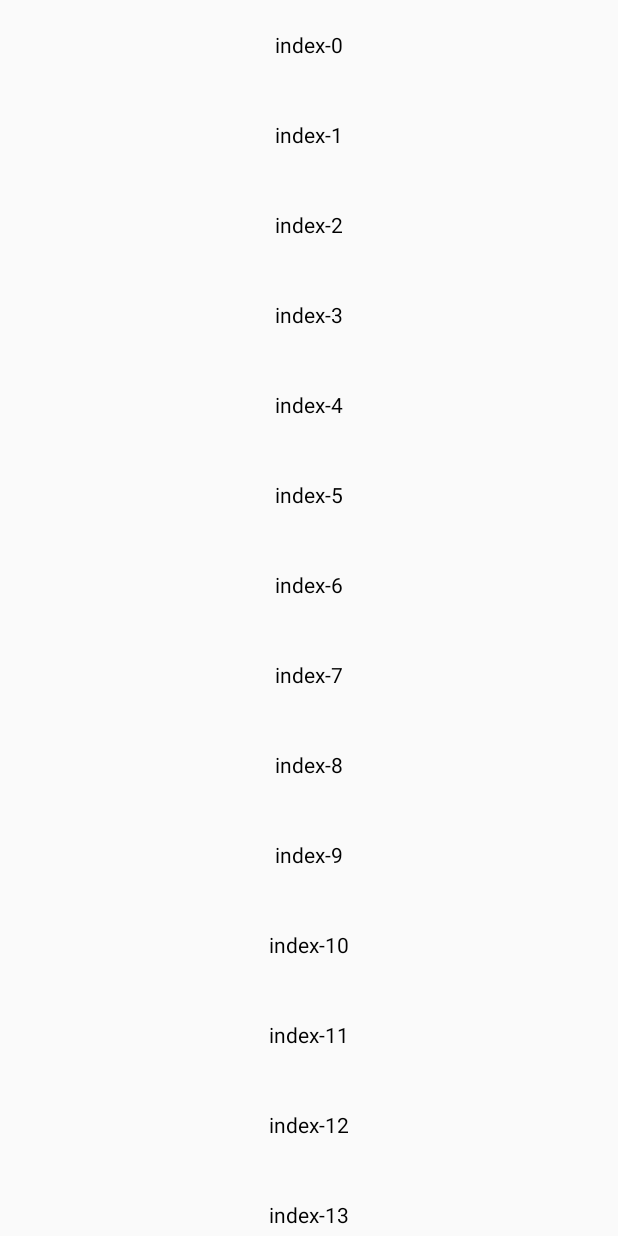
After one commit to jinanzhuan/AndroidSummary, an Android app: the ViewComponentActivity screen opened directly, with no data from a screen before it, on a phone screen of 412 x 824 dp. The commit adds this screen. Run offline under Robolectric (Android 15) with nearby library versions, the phone set to English and light mode, and no system bars; our stand-ins replace ButterKnife.

Commit message:
add view component.

```diff
--- a/app/src/main/AndroidManifest.xml
+++ b/app/src/main/AndroidManifest.xml
@@ -56,6 +56,7 @@
         <activity android:name=".android.animation.TweenAnimationIndexActivity" />
         <activity android:name=".android.animation.RotateAnimationActivity" />
         <activity android:name=".android.widget.recyclerview.GridLayoutManagerActivity" />
+        <activity android:name=".android.widget.viewcomponent.ViewComponentActivity" />
     </application>
 
 </manifest>
--- a/app/src/main/java/com/example/androidsummary/android/widget/WidgetIndexActivity.java
+++ b/app/src/main/java/com/example/androidsummary/android/widget/WidgetIndexActivity.java
@@ -7,6 +7,7 @@ import android.view.View;
 import com.example.androidsummary.R;
 import com.example.androidsummary.android.widget.progressbar.ProgressBarIndexActivity;
 import com.example.androidsummary.android.widget.recyclerview.RecyclerViewIndexActivity;
+import com.example.androidsummary.android.widget.viewcomponent.ViewComponentActivity;
 import com.example.androidsummary.base.BaseTitleActivity;
 
 public class WidgetIndexActivity extends BaseTitleActivity {
@@ -36,4 +37,8 @@ public class WidgetIndexActivity extends BaseTitleActivity {
     public void progressBar(View view) {
         ProgressBarIndexActivity.actionStart(mContext);
     }
+
+    public void viewComponent(View view) {
+        ViewComponentActivity.actionStart(mContext);
+    }
 }
--- /dev/null
+++ b/app/src/main/java/com/example/androidsummary/android/widget/viewcomponent/Container.java
@@ -0,0 +1,6 @@
+package com.example.androidsummary.android.widget.viewcomponent;
+
+public interface Container {
+    void showItem(String item);
+    boolean onBackPressed();
+}
--- /dev/null
+++ b/app/src/main/java/com/example/androidsummary/android/widget/viewcomponent/ItemListView.java
@@ -0,0 +1,47 @@
+package com.example.androidsummary.android.widget.viewcomponent;
+
+import android.content.Context;
+import android.util.AttributeSet;
+import android.view.View;
+import android.widget.AdapterView;
+import android.widget.ListView;
+
+import java.util.ArrayList;
+import java.util.List;
+
+
+public class ItemListView extends ListView {
+    public ItemListView(Context context) {
+        this(context, null);
+    }
+
+    public ItemListView(Context context, AttributeSet attrs) {
+        this(context, attrs, 0);
+    }
+
+    public ItemListView(Context context, AttributeSet attrs, int defStyleAttr) {
+        super(context, attrs, defStyleAttr);
+    }
+
+    @Override
+    protected void onFinishInflate() {
+        super.onFinishInflate();
+        MyListAdapter adapter = new MyListAdapter();
+        setAdapter(adapter);
+        List<String> data = new ArrayList<>();
+        for(int i = 0; i < 30; i++) {
+            data.add("index-"+i);
+        }
+        adapter.setData(data);
+        setOnItemClickListener(new OnItemClickListener() {
+            @Override
+            public void onItemClick(AdapterView<?> parent, View view, int position, long id) {
+                String item = adapter.getItem(position);
+                if(getContext() instanceof ViewComponentActivity) {
+                    Container container = ((ViewComponentActivity) getContext()).getContainer();
+                    container.showItem(item);
+                }
+            }
+        });
+    }
+}
--- /dev/null
+++ b/app/src/main/java/com/example/androidsummary/android/widget/viewcomponent/MyListAdapter.java
@@ -0,0 +1,56 @@
+package com.example.androidsummary.android.widget.viewcomponent;
+
+import android.view.LayoutInflater;
+import android.view.View;
+import android.view.ViewGroup;
+import android.widget.BaseAdapter;
+import android.widget.ListView;
+import android.widget.TextView;
+
+import com.example.androidsummary.R;
+
+import java.util.List;
+
+public class MyListAdapter extends BaseAdapter {
+    private List<String> mData;
+
+    @Override
+    public int getCount() {
+        return (mData == null || mData.isEmpty()) ? 0 : mData.size();
+    }
+
+    @Override
+    public String getItem(int position) {
+        return mData.get(position);
+    }
+
+    @Override
+    public long getItemId(int position) {
+        return position;
+    }
+
+    @Override
+    public View getView(int position, View convertView, ViewGroup parent) {
+        MyViewHolder holder;
+        if(convertView == null) {
+            convertView = LayoutInflater.from(parent.getContext()).inflate(R.layout.item_list_layout, null);
+            holder = new MyViewHolder();
+            holder.tv = convertView.findViewById(R.id.tv_name);
+            convertView.setTag(holder);
+        }else {
+            holder = (MyViewHolder) convertView.getTag();
+        }
+        String item = mData.get(position);
+        holder.tv.setText(item);
+        return convertView;
+    }
+
+    public void setData(List<String> data) {
+        this.mData = data;
+        notifyDataSetChanged();
+    }
+
+    private class MyViewHolder {
+        private TextView tv;
+    }
+}
--- /dev/null
+++ b/app/src/main/java/com/example/androidsummary/android/widget/viewcomponent/ViewComponentActivity.java
@@ -0,0 +1,39 @@
+package com.example.androidsummary.android.widget.viewcomponent;
+
+import android.content.Context;
+import android.content.Intent;
+
+import com.example.androidsummary.R;
+import com.example.androidsummary.base.BaseTitleActivity;
+
+public class ViewComponentActivity extends BaseTitleActivity {
+    private Container container;
+
+    public static void actionStart(Context context) {
+        Intent intent = new Intent(context, ViewComponentActivity.class);
+        context.startActivity(intent);
+    }
+
+    @Override
+    protected int getLayoutId() {
+        return R.layout.activity_view_component;
+    }
+
+    @Override
+    protected void initView() {
+        super.initView();
+        container = findViewById(R.id.container);
+    }
+
+    public Container getContainer() {
+        return container;
+    }
+
+    @Override
+    public void onBackPressed() {
+        boolean handled = container.onBackPressed();
+        if(!handled) {
+            finish();
+        }
+    }
+}
--- /dev/null
+++ b/app/src/main/res/layout-land/activity_view_component.xml
@@ -0,0 +1,19 @@
+<?xml version="1.0" encoding="utf-8"?>
+<com.example.androidsummary.android.widget.viewcomponent.DualPaneContainer
+    xmlns:android="http://schemas.android.com/apk/res/android"
+    android:layout_width="match_parent"
+    android:layout_height="match_parent"
+    android:id="@+id/container"
+    android:orientation="horizontal">
+
+    <com.example.androidsummary.android.widget.viewcomponent.ItemListView
+        android:layout_width="0dp"
+        android:layout_height="match_parent"
+        android:layout_weight="2"/>
+
+    <include layout="@layout/detail"
+        android:layout_width="0dp"
+        android:layout_weight="8"
+        android:layout_height="match_parent"/>
+
+</com.example.androidsummary.android.widget.viewcomponent.DualPaneContainer>
--- /dev/null
+++ b/app/src/main/res/layout/activity_view_component.xml
@@ -0,0 +1,12 @@
+<?xml version="1.0" encoding="utf-8"?>
+<com.example.androidsummary.android.widget.viewcomponent.SinglePaneContainer xmlns:android="http://schemas.android.com/apk/res/android"
+    android:layout_width="match_parent"
+    android:layout_height="match_parent"
+    android:id="@+id/container"
+    android:orientation="vertical">
+
+    <com.example.androidsummary.android.widget.viewcomponent.ItemListView
+        android:layout_width="match_parent"
+        android:layout_height="match_parent"/>
+
+</com.example.androidsummary.android.widget.viewcomponent.SinglePaneContainer>
--- a/app/src/main/res/layout/activity_widget_index.xml
+++ b/app/src/main/res/layout/activity_widget_index.xml
@@ -38,6 +38,11 @@
             android:onClick="progressBar"
             android:text="ProgressBar"/>
 
+        <TextView
+            style="@style/item_tv_style"
+            android:onClick="viewComponent"
+            android:text="ViewComponent"/>
+
     </LinearLayout>
 
 </androidx.core.widget.NestedScrollView>
--- /dev/null
+++ b/app/src/main/res/layout/item_list_layout.xml
@@ -0,0 +1,15 @@
+<?xml version="1.0" encoding="utf-8"?>
+<LinearLayout xmlns:android="http://schemas.android.com/apk/res/android"
+    android:layout_width="match_parent"
+    android:layout_height="wrap_content"
+    xmlns:tools="http://schemas.android.com/tools">
+
+    <TextView
+        android:id="@+id/tv_name"
+        android:layout_width="match_parent"
+        android:layout_height="60dp"
+        tools:text="哈哈"
+        android:gravity="center"
+        android:textColor="@color/black"/>
+
+</LinearLayout>
```
Also changed, not shown: app/src/main/java/com/example/androidsummary/android/widget/viewcomponent/DetailPresenter.java (added, +8 -0 lines), app/src/main/java/com/example/androidsummary/android/widget/viewcomponent/DualPaneContainer.java (added, +38 -0 lines), app/src/main/java/com/example/androidsummary/android/widget/viewcomponent/MyDetailView.java (added, +50 -0 lines), app/src/main/java/com/example/androidsummary/android/widget/viewcomponent/Presenter.java (added, +47 -0 lines), app/src/main/java/com/example/androidsummary/android/widget/viewcomponent/SinglePaneContainer.java (added, +57 -0 lines), app/src/main/res/layout/detail.xml (added, +27 -0 lines).
